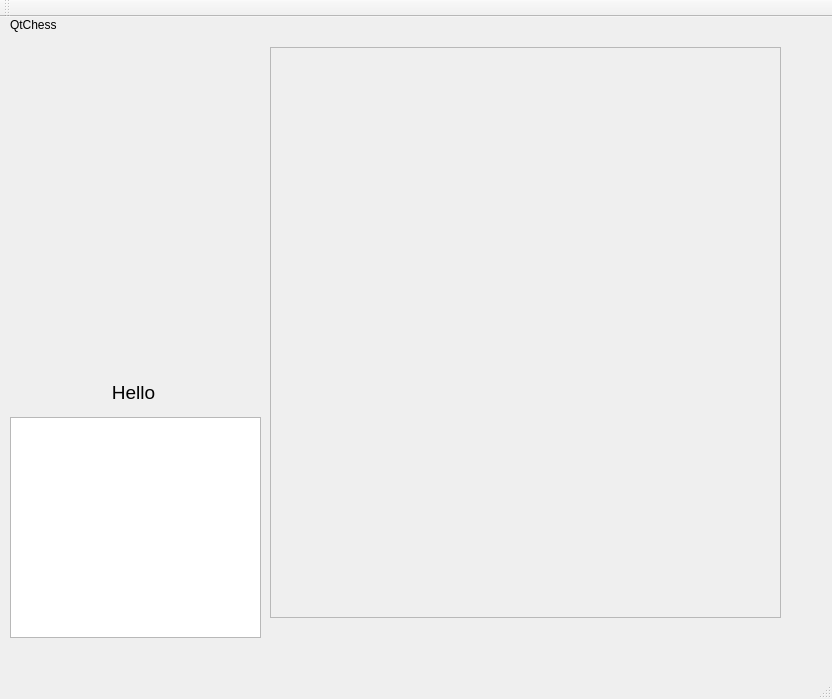
antiNT2/QtChess, file QtEchec/QtEchec.ui: the form before one commit.
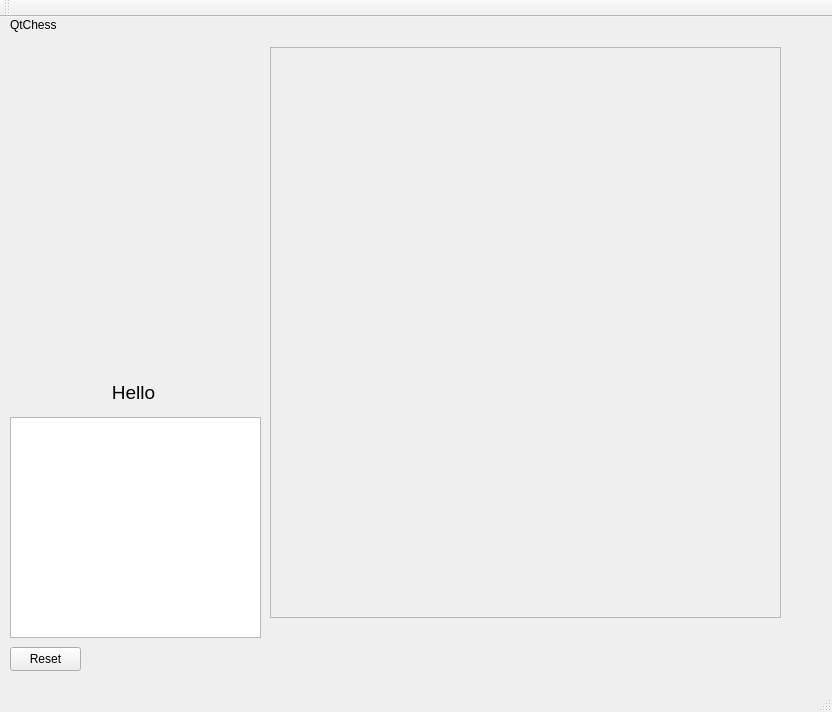
The form after the commit. Icons and pictures are not drawn.

Commit message: board can now be reset

```diff
--- a/QtEchec/QtEchec.ui
+++ b/QtEchec/QtEchec.ui
@@ -10,7 +10,7 @@
     <x>0</x>
     <y>0</y>
     <width>832</width>
-    <height>699</height>
+    <height>712</height>
    </rect>
   </property>
   <property name="windowTitle">
@@ -78,6 +78,23 @@
      <set>Qt::AlignCenter</set>
     </property>
    </widget>
+   <widget class="QPushButton" name="resetButton">
+    <property name="geometry">
+     <rect>
+      <x>10</x>
+      <y>630</y>
+      <width>71</width>
+      <height>24</height>
+     </rect>
+    </property>
+    <property name="text">
+     <string>Reset</string>
+    </property>
+    <property name="icon">
+     <iconset resource="QtEchec.qrc">
+      <normaloff>:/QtEchec/images/reset.png</normaloff>:/QtEchec/images/reset.png</iconset>
+    </property>
+   </widget>
   </widget>
   <widget class="QMenuBar" name="menuBar">
    <property name="geometry">
```
The commit also changes 19 other files.
